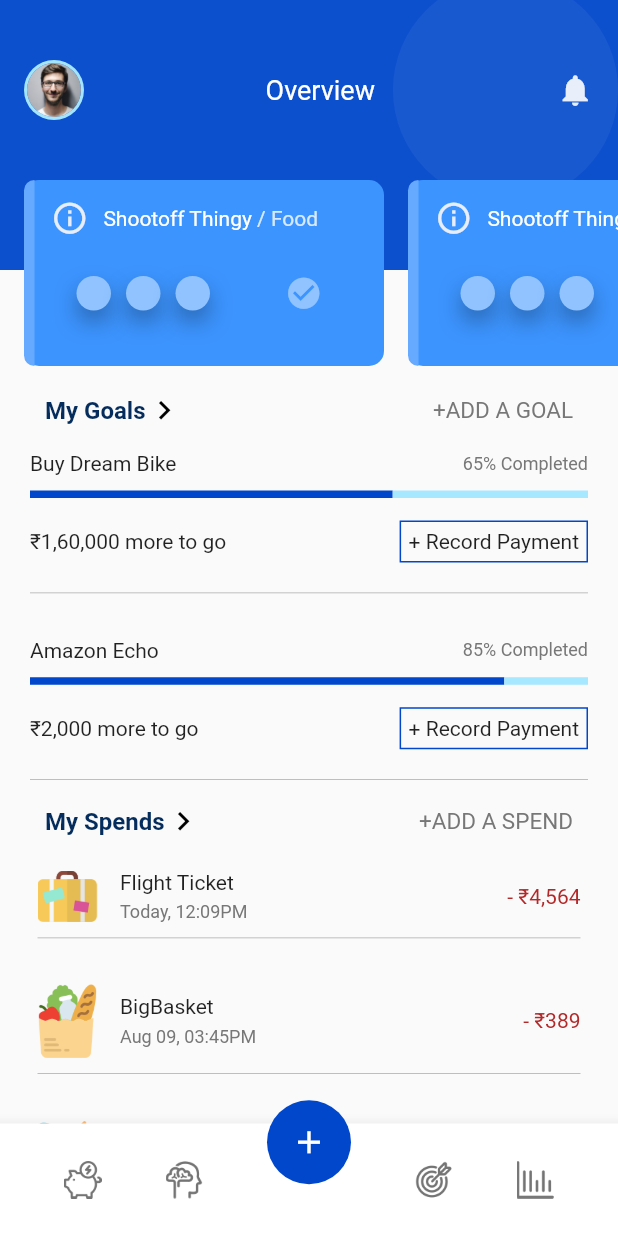
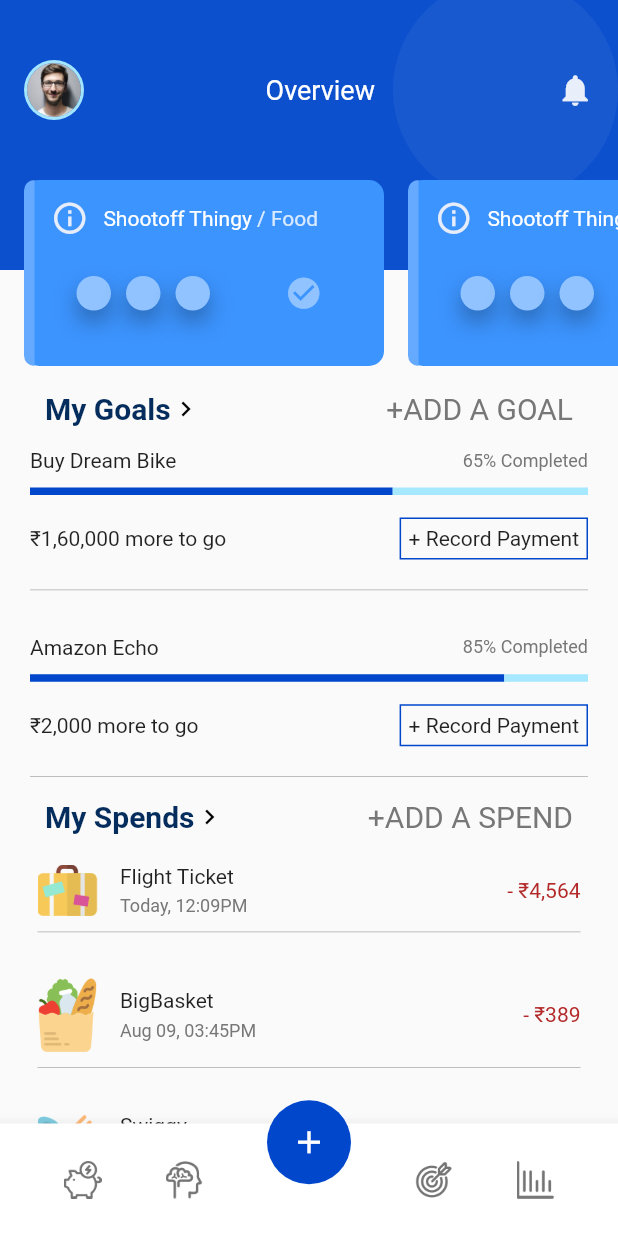
Before and after one commit to steevjames/Sample-App-UI, a Flutter app: the screen it shows after launch, on a phone screen of 412 x 824 dp. Run offline on Flutter 3.47's test engine with Material 2 defaults, Android fonts, the phone set to English and light mode, and no system bars.

Commit message:
Adjusted font size and Image size
All the images and fonts are adjusted to screen aspect ratio and width

```diff
--- a/lib/sectionTitle.dart
+++ b/lib/sectionTitle.dart
@@ -12,13 +12,13 @@ Widget sectionTitle(t1, t2) {
               t1,
               style: TextStyle(
                   color: Color(0xFF042c5c),
-                  fontSize: 16,
+                  fontSize: 20,
                   fontWeight: FontWeight.bold),
             ),
             Icon(
               Icons.keyboard_arrow_right,
               color: Colors.black,
-              size: 25.0,
+              size: 20.0,
             ),
           ],
         ),
@@ -26,7 +26,7 @@ Widget sectionTitle(t1, t2) {
           children: <Widget>[
             Text(
               t2,
-              style: TextStyle(color: Color(0xFF777777), fontSize: 15),
+              style: TextStyle(color: Color(0xFF777777), fontSize: 20),
             )
           ],
         )
```
